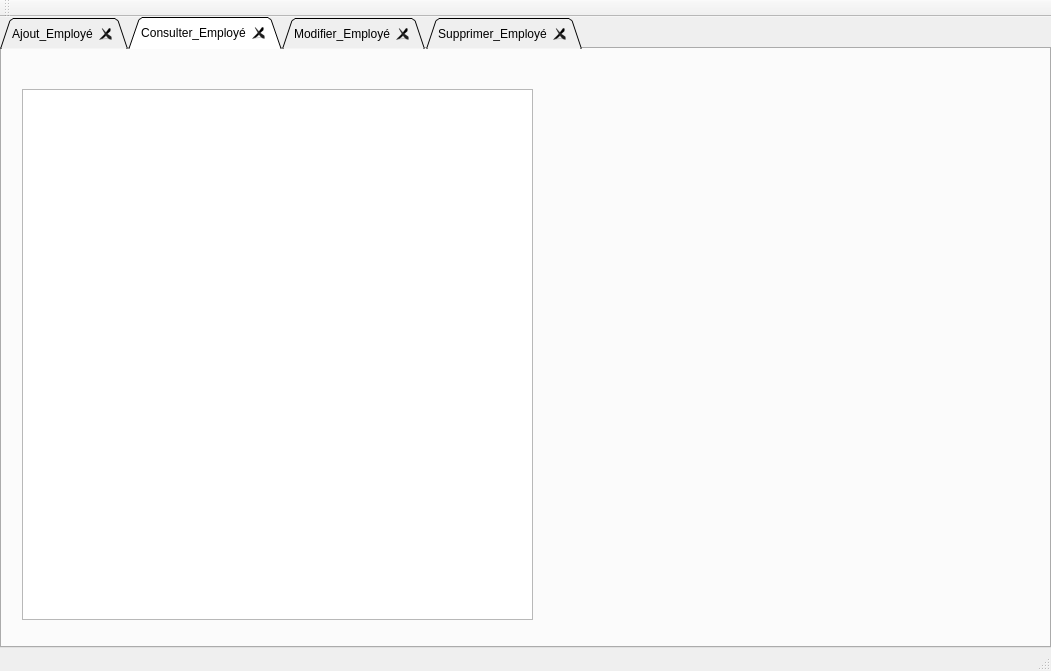
Old version of the form mainwindow.ui in the repository MedAzizBouzid/Smart_Beauty_Center_2A24.
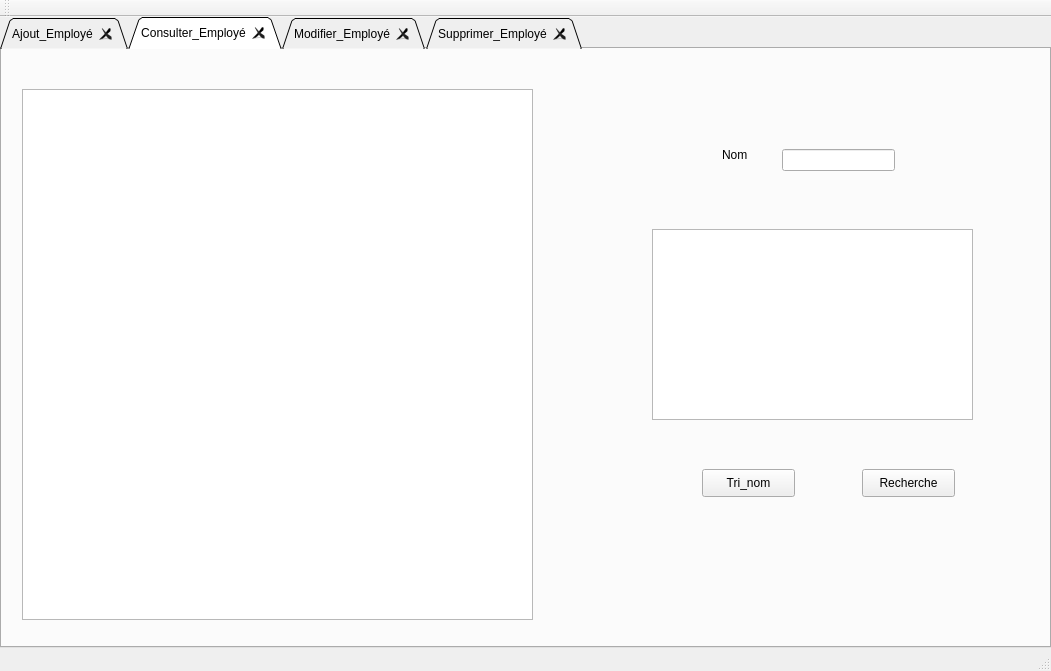
New version of the form. The open tabs and pages were chosen to show the change.

The edit to the form file:
```diff
--- a/mainwindow.ui
+++ b/mainwindow.ui
@@ -263,6 +263,65 @@
        </rect>
       </property>
      </widget>
+     <widget class="QLineEdit" name="Recherche">
+      <property name="geometry">
+       <rect>
+        <x>780</x>
+        <y>100</y>
+        <width>113</width>
+        <height>22</height>
+       </rect>
+      </property>
+     </widget>
+     <widget class="QLabel" name="label">
+      <property name="geometry">
+       <rect>
+        <x>720</x>
+        <y>90</y>
+        <width>81</width>
+        <height>31</height>
+       </rect>
+      </property>
+      <property name="text">
+       <string>Nom</string>
+      </property>
+     </widget>
+     <widget class="QTableView" name="tableView_2">
+      <property name="geometry">
+       <rect>
+        <x>650</x>
+        <y>180</y>
+        <width>321</width>
+        <height>191</height>
+       </rect>
+      </property>
+     </widget>
+     <widget class="QPushButton" name="pushButton">
+      <property name="geometry">
+       <rect>
+        <x>860</x>
+        <y>420</y>
+        <width>93</width>
+        <height>28</height>
+       </rect>
+      </property>
+      <property name="text">
+       <string>Recherche</string>
+      </property>
+     </widget>
+     <widget class="QPushButton" name="Tri_nom">
+      <property name="geometry">
+       <rect>
+        <x>700</x>
+        <y>420</y>
+        <width>93</width>
+        <height>28</height>
+       </rect>
+      </property>
+      <property name="text">
+       <string>Tri_nom</string>
+      </property>
+     </widget>
     </widget>
     <widget class="QWidget" name="tab_3">
      <attribute name="title">
```
Left out of the diff: 16 changed lines with no effect on the pictures.
